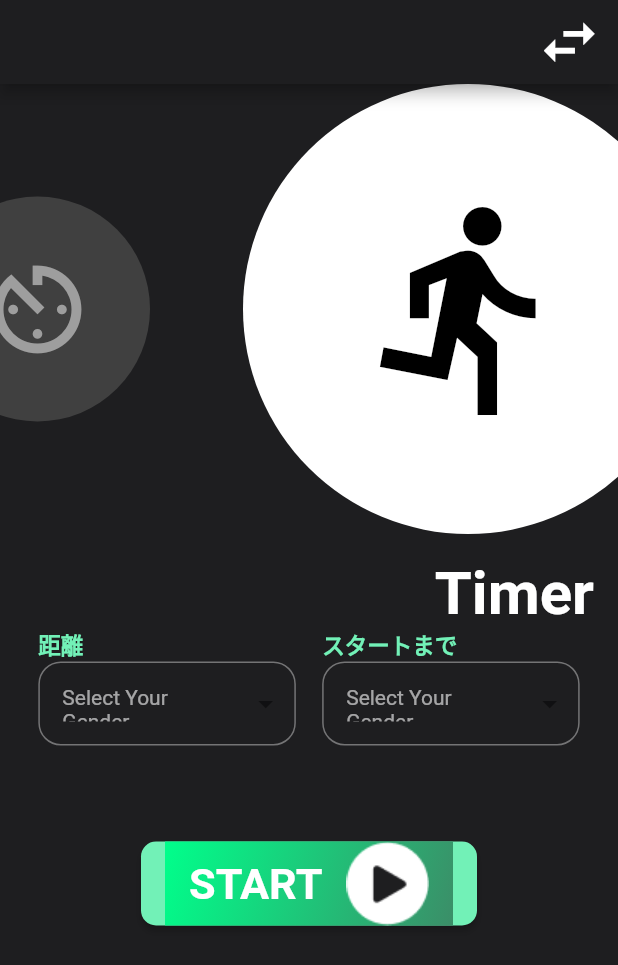
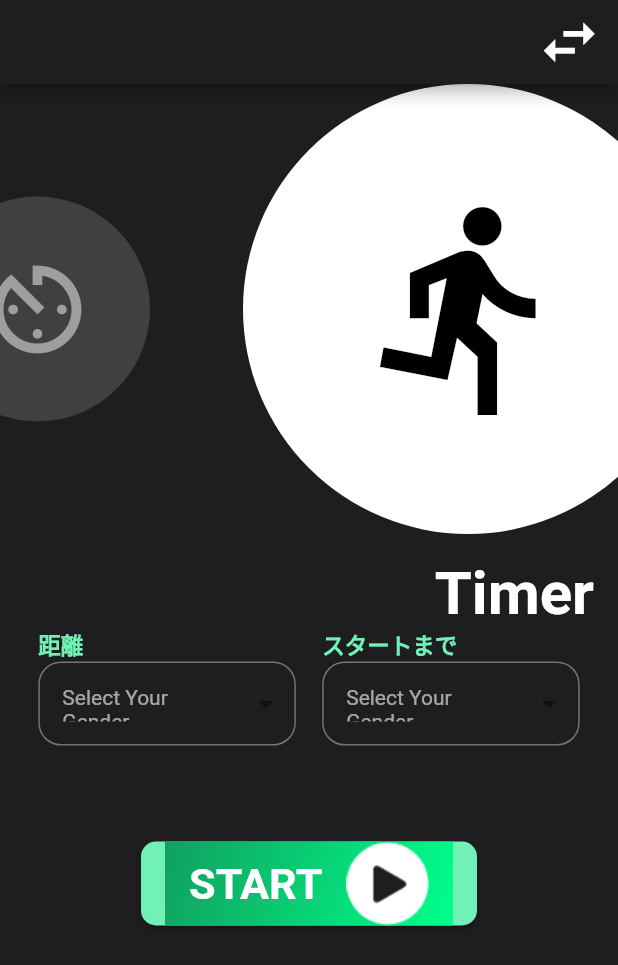
Before and after one commit to Yamasaki-pan961/flutter_for_hackathon, a Flutter app: the screen it shows after launch, on a phone screen of 412 x 824 dp. Shown: the top 965 px of the screen. Run offline on Flutter 3.47's test engine with Material 2 defaults, Android fonts, the phone set to English and light mode, and no system bars; our stand-ins replace dropdown_button2, fl_chart, flutter_hooks, freezed_annotation, hooks_riverpod, riverpod_annotation and 3 more; missing offline and left inert: four_swipe_direction; generated files the repository leaves out were written again.

Commit message:
fix: static const

```diff
--- a/lib/common/theme/app_theme.dart
+++ b/lib/common/theme/app_theme.dart
@@ -1,12 +1,12 @@
 import 'package:flutter/material.dart';
 
 class AppTheme {
-  static Color appColor = const Color(0xFF72F1B7);
-  static Color backgroundColor = const Color(0xFF1E1E20);
-  static Color textColor = Colors.white;
-  static Color unSelectedColor = const Color(0xFF606060);
-  static Color shade700Color = const Color(0xFF404040);
-  static Color grey = Colors.grey;
-  static Color buttonStart = const Color(0xFF00FF8B);
-  static Color buttonEnd = const Color(0xFF3B8E68);
+  static const Color appColor = Color(0xFF72F1B7);
+  static const Color backgroundColor =  Color(0xFF1E1E20);
+  static const Color textColor = Colors.white;
+  static const Color unSelectedColor =  Color(0xFF606060);
+  static const Color shade700Color =  Color(0xFF404040);
+  static const Color grey = Colors.grey;
+  static const Color buttonStart = Color(0xFF11A05F);
+  static const Color buttonEnd = Color(0xFF00FF8B);
 }
```
